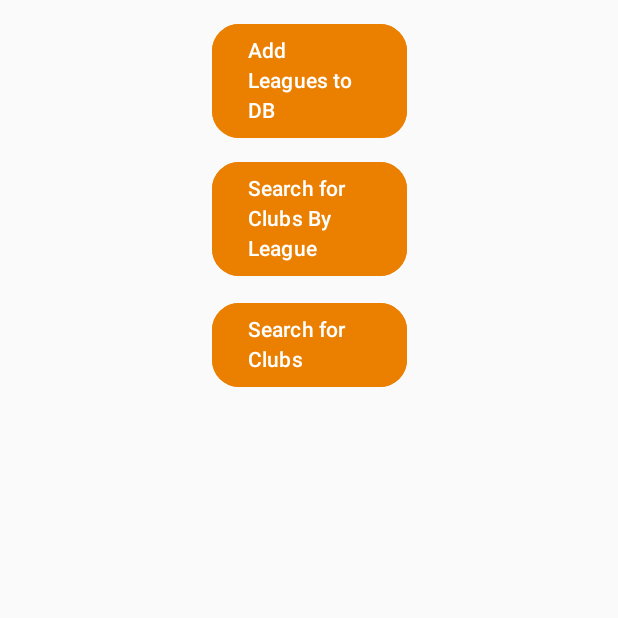
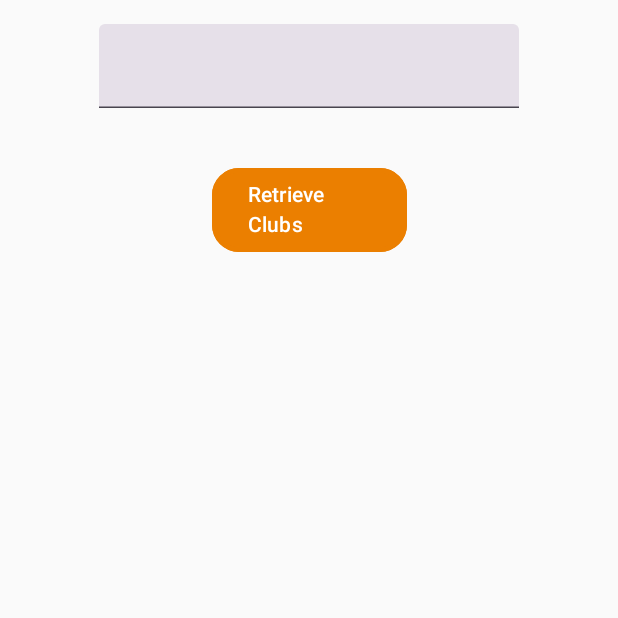
Before and after one commit to Eshan-Amarasekara/Football-League-Info, an Android app built with Jetpack Compose: the screen it shows after launch (MainActivity before the commit, SearchForClubs after it), after a tap on "Search for Clubs", on a phone screen of 412 x 824 dp, the top half of it. Run offline under Robolectric (Android 15) with nearby library versions, the phone set to English and light mode, and no system bars; our stand-ins replace Room's generated code; 2 other taps on this screen came first.

Commit message:
3rd Button Done

```diff
--- a/Football_League_Info/app/src/main/AndroidManifest.xml
+++ b/Football_League_Info/app/src/main/AndroidManifest.xml
@@ -14,6 +14,11 @@
         android:supportsRtl="true"
         android:theme="@style/Theme.Football_League_Info"
         tools:targetApi="31">
+        <activity
+            android:name=".SearchForClubs"
+            android:exported="false"
+            android:label="@string/title_activity_search_for_clubs"
+            android:theme="@style/Theme.Football_League_Info" />
         <activity
             android:name=".SearchClubsByLeague"
             android:exported="false"
--- a/Football_League_Info/app/src/main/java/com/example/football_league_info/MainActivity.kt
+++ b/Football_League_Info/app/src/main/java/com/example/football_league_info/MainActivity.kt
@@ -33,16 +33,16 @@ import androidx.compose.ui.unit.dp
 import androidx.room.Room
 import kotlinx.coroutines.launch
 
-lateinit var db: LeagueDatabase
-lateinit var leagueDao: LeagueDao
+lateinit var db1: LeagueDatabase
+lateinit var leagueDao1: LeagueDao
 
 class MainActivity : ComponentActivity() {
     override fun onCreate(savedInstanceState: Bundle?) {
         super.onCreate(savedInstanceState)
 
-        db = Room.databaseBuilder(this,
+        db1 = Room.databaseBuilder(this,
             LeagueDatabase::class.java, "LeagueDatabase").build()
-        leagueDao = db.leagueDao()
+        leagueDao1 = db1.leagueDao()
 
         setContent {
             GUI()
@@ -72,7 +72,7 @@ fun GUI() {
                 onClick = {
                     //Adding all leagues to database when button is clicked
                     scope.launch {
-                        leagueDao.insertAll(
+                        leagueDao1.insertAll(
                             League(4328, "English Premier League", "Soccer", "Premier League, EPL"),
                             League(4329, "English League Championship", "Soccer", "Championship"),
                             League(
@@ -160,6 +160,8 @@ fun GUI() {
             Button(
                 onClick = {
                     message = ""
+                    var i = Intent(context, SearchForClubs::class.java)
+                    context.startActivity(i)
                 }, modifier = Modifier
                     .width(130.dp),
                 border = BorderStroke(3.dp, Color(235, 127, 0)),
--- /dev/null
+++ b/Football_League_Info/app/src/main/java/com/example/football_league_info/SearchForClubs.kt
@@ -0,0 +1,193 @@
+package com.example.football_league_info
+
+import android.graphics.BitmapFactory
+import android.os.Bundle
+import android.util.Log
+import androidx.activity.ComponentActivity
+import androidx.activity.compose.setContent
+import androidx.compose.foundation.BorderStroke
+import androidx.compose.foundation.Image
+import androidx.compose.foundation.border
+import androidx.compose.foundation.layout.Arrangement
+import androidx.compose.foundation.layout.Box
+import androidx.compose.foundation.layout.Column
+import androidx.compose.foundation.layout.Row
+import androidx.compose.foundation.layout.Spacer
+import androidx.compose.foundation.layout.fillMaxSize
+import androidx.compose.foundation.layout.fillMaxWidth
+import androidx.compose.foundation.layout.height
+import androidx.compose.foundation.layout.padding
+import androidx.compose.foundation.layout.size
+import androidx.compose.foundation.layout.sizeIn
+import androidx.compose.foundation.layout.width
+import androidx.compose.foundation.rememberScrollState
+import androidx.compose.foundation.shape.RoundedCornerShape
+import androidx.compose.foundation.verticalScroll
+import androidx.compose.material3.Button
+import androidx.compose.material3.ButtonDefaults
+import androidx.compose.material3.MaterialTheme
+import androidx.compose.material3.Surface
+import androidx.compose.material3.Text
+import androidx.compose.material3.TextField
+import androidx.compose.runtime.Composable
+import androidx.compose.runtime.LaunchedEffect
+import androidx.compose.runtime.getValue
+import androidx.compose.runtime.mutableStateOf
+import androidx.compose.runtime.rememberCoroutineScope
+import androidx.compose.runtime.saveable.rememberSaveable
+import androidx.compose.runtime.setValue
+import androidx.compose.ui.Alignment
+import androidx.compose.ui.Modifier
+import androidx.compose.ui.graphics.Color
+import androidx.compose.ui.graphics.ImageBitmap
+import androidx.compose.ui.graphics.asImageBitmap
+import androidx.compose.ui.graphics.painter.BitmapPainter
+import androidx.compose.ui.text.style.TextAlign
+import androidx.compose.ui.tooling.preview.Preview
+import androidx.compose.ui.unit.dp
+import androidx.compose.ui.unit.sp
+import androidx.room.Room
+import com.example.football_league_info.ui.theme.Football_League_InfoTheme
+import kotlinx.coroutines.Dispatchers
+import kotlinx.coroutines.launch
+import kotlinx.coroutines.withContext
+import java.net.URL
+
+lateinit var db3:LeagueDatabase
+lateinit var leagueDao3: LeagueDao
+
+class SearchForClubs : ComponentActivity() {
+    override fun onCreate(savedInstanceState: Bundle?) {
+        super.onCreate(savedInstanceState)
+        setContent {
+            db3 = Room.databaseBuilder(
+                this,LeagueDatabase::class.java, "Leagues").build()
+            leagueDao3 = db3.leagueDao()
+            GUIButton3()
+        }
+    }
+}
+
+@Composable
+fun GUIButton3() {
+    var keyword by rememberSaveable { mutableStateOf("") }
+    var clubs by rememberSaveable { mutableStateOf(emptyList<String>()) }
+    var logos by rememberSaveable { mutableStateOf(emptyList<String>()) }
+    val scope = rememberCoroutineScope()
+
+    Column(
+        modifier = Modifier.fillMaxSize(),
+        horizontalAlignment = Alignment.CenterHorizontally
+    ) {
+        Row (
+            modifier = Modifier
+                .fillMaxWidth()
+                .padding(16.dp),
+            horizontalArrangement = Arrangement.Center,
+            verticalAlignment = Alignment.CenterVertically
+        ){
+            TextField(value = keyword, onValueChange = { keyword = it })
+        }
+
+        Row (
+            modifier = Modifier
+                .fillMaxWidth()
+                .padding(16.dp),  horizontalArrangement = Arrangement.Center,
+            verticalAlignment = Alignment.CenterVertically) {
+            Button(onClick = {
+
+                scope.launch {
+                    clubs= nameGen(keyword)
+                    logos= getLogo(keyword)
+                }
+
+            },modifier = Modifier
+                .padding(top = 8.dp)
+                .width(130.dp),
+                border = BorderStroke(3.dp, Color(235, 127, 0)),
+                shape = RoundedCornerShape(18.dp),
+                colors = ButtonDefaults.buttonColors(Color(235, 127, 0))) {
+                Text("Retrieve Clubs")
+            }
+
+        }
+        Log.e(logos.toString(),"logo")
+        Log.e(clubs.toString(),"name")
+
+        Row(
+            modifier = Modifier
+                .fillMaxWidth()
+                .padding(18.dp)
+        ) {
+        }
+        Box(
+            modifier = Modifier.fillMaxSize()
+        ) {
+            Column(
+                modifier = Modifier.verticalScroll(rememberScrollState())
+                    .fillMaxSize(),
+                horizontalAlignment = Alignment.CenterHorizontally
+            ) {
+                for (i in clubs.indices) {
+                    Row {
+                        if (i < logos.size) {
+                            logoGen(logos[i])
+                        }
+                    }
+                    Spacer(modifier = Modifier.height(16.dp))
+                    Row {
+                        Text(text = clubs[i])
+                    }
+
+                }
+            }
+        }
+    }
+}
+
+suspend fun nameGen(Keyword:String):List<String>{
+    val newKeyword=Keyword
+    val club= leagueDao3.searchForLeaguesName(newKeyword)
+    Log.e(club.toString(),"name.2")
+
+    return club
+
+}
+suspend fun getLogo(Keyword:String):List<String>{
+    val newKeyword=Keyword
+    val logos= leagueDao3.strTeamLogo(newKeyword)
+    return logos
+}
+
+suspend fun getBitmap(url:String?): ImageBitmap? {
+    return try {
+        withContext(Dispatchers.IO) {
+            val input = URL(url).openStream()
+            BitmapFactory.decodeStream(input)?.asImageBitmap()
+        }
+    } catch (e: Exception){
+        null
+    }
+}
+
+@Composable
+fun logoGen(url: String?) {
+    var bitmap by rememberSaveable(key = url) { mutableStateOf<ImageBitmap?>(null) }
+
+    LaunchedEffect(url) {
+        if (!url.isNullOrEmpty()) {
+            bitmap = getBitmap(url)
+        }
+    }
+    val imageModifier = Modifier
+        .padding(20.dp)
+        .border(BorderStroke(1.dp, Color.Black))
+        .size(168.dp)
+    bitmap?.let {
+        Image(
+            painter = BitmapPainter(it),
+            contentDescription = null,
+            modifier = imageModifier
+        )
+    }
+}
--- a/Football_League_Info/app/src/main/res/values/strings.xml
+++ b/Football_League_Info/app/src/main/res/values/strings.xml
@@ -1,4 +1,5 @@
 <resources>
     <string name="app_name">Football_League_Info</string>
     <string name="title_activity_search_clubs_by_league">SearchClubsByLeague</string>
+    <string name="title_activity_search_for_clubs">SearchForClubs</string>
 </resources>
```
Also changed, not shown: Football_League_Info/app/src/main/java/com/example/football_league_info/SearchClubsByLeague.kt (+8 -2 lines).
